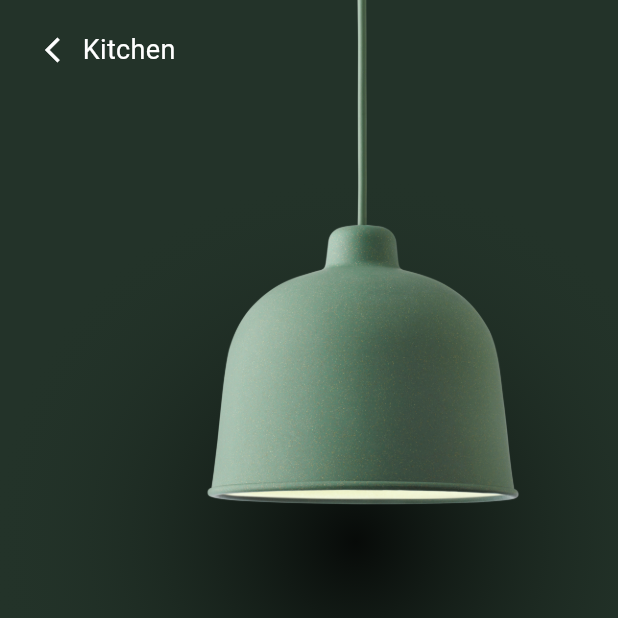
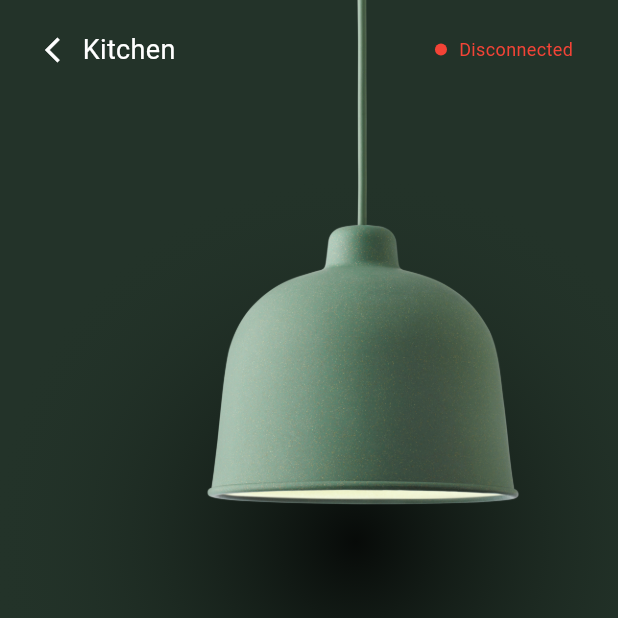
Before and after one commit to Kainotreal/VoThanhTri_IoT, a Flutter app: the screen it shows after launch, on a phone screen of 412 x 824 dp, the top half of it. Run offline on Flutter 3.47's test engine with Material 3 defaults, Android fonts, the phone set to English and light mode, and no system bars; missing offline and left inert: mqtt_client.

Commit message:
fix mqttx

```diff
--- a/lib/main.dart
+++ b/lib/main.dart
@@ -1,4 +1,5 @@
 import 'package:flutter/material.dart';
+import 'package:mqtt_client/mqtt_client.dart';
 import 'mqtt_handler.dart';
 
 void main() {
@@ -58,10 +59,42 @@ class _KitchenLightPageState extends State<KitchenLightPage> {
 
   Widget _buildHeader() {
     return Row(
-      children: const [
-        Icon(Icons.arrow_back_ios, color: Colors.white, size: 20),
-        SizedBox(width: 5),
-        Text("Kitchen", style: TextStyle(color: Colors.white, fontSize: 18)),
+      mainAxisAlignment: MainAxisAlignment.spaceBetween,
+      children: [
+        Row(
+          children: const [
+            Icon(Icons.arrow_back_ios, color: Colors.white, size: 20),
+            SizedBox(width: 5),
+            Text("Kitchen", style: TextStyle(color: Colors.white, fontSize: 18)),
+          ],
+        ),
+        StreamBuilder<MqttConnectionState>(
+          stream: mqttHandler.connectionState,
+          initialData: MqttConnectionState.disconnected,
+          builder: (context, snapshot) {
+            Color statusColor = Colors.red;
+            String statusText = "Disconnected";
+            if (snapshot.data == MqttConnectionState.connected) {
+              statusColor = Colors.green;
+              statusText = "Connected";
+            } else if (snapshot.data == MqttConnectionState.connecting) {
+              statusColor = Colors.orange;
+              statusText = "Connecting...";
+            }
+
+            return Row(
+              children: [
+                Container(
+                  width: 8,
+                  height: 8,
+                  decoration: BoxDecoration(shape: BoxShape.circle, color: statusColor),
+                ),
+                const SizedBox(width: 8),
+                Text(statusText, style: TextStyle(color: statusColor, fontSize: 12)),
+              ],
+            );
+          },
+        ),
       ],
     );
   }
--- a/lib/mqtt_handler.dart
+++ b/lib/mqtt_handler.dart
@@ -1,3 +1,4 @@
+import 'dart:async';
 import 'package:mqtt_client/mqtt_client.dart';
 import 'mqtt_factory.dart';
 
@@ -5,6 +6,9 @@ class MqttHandler {
   final String server = '10.52.238.234';
   final int port = 1883;
   MqttClient? client;
+  final StreamController<MqttConnectionState> connectionStateController = StreamController<MqttConnectionState>.broadcast();
+
+  Stream<MqttConnectionState> get connectionState => connectionStateController.stream;
 
   Future<void> connect() async {
     try {
@@ -23,14 +27,23 @@ class MqttHandler {
       client!.connectionMessage = connMess;
 
       await client!.connect();
+      connectionStateController.add(client!.connectionStatus!.state);
     } catch (e) {
       print('MQTT connection error: $e');
+      connectionStateController.add(MqttConnectionState.disconnected);
       client?.disconnect();
     }
   }
 
-  void onConnected() => print('MQTT Connected');
-  void onDisconnected() => print('MQTT Disconnected');
+  void onConnected() {
+    print('MQTT Connected');
+    connectionStateController.add(MqttConnectionState.connected);
+  }
+
+  void onDisconnected() {
+    print('MQTT Disconnected');
+    connectionStateController.add(MqttConnectionState.disconnected);
+  }
   void onSubscribed(String topic) => print('Subscribed to $topic');
   void pong() => print('Ping response received');
 
```
